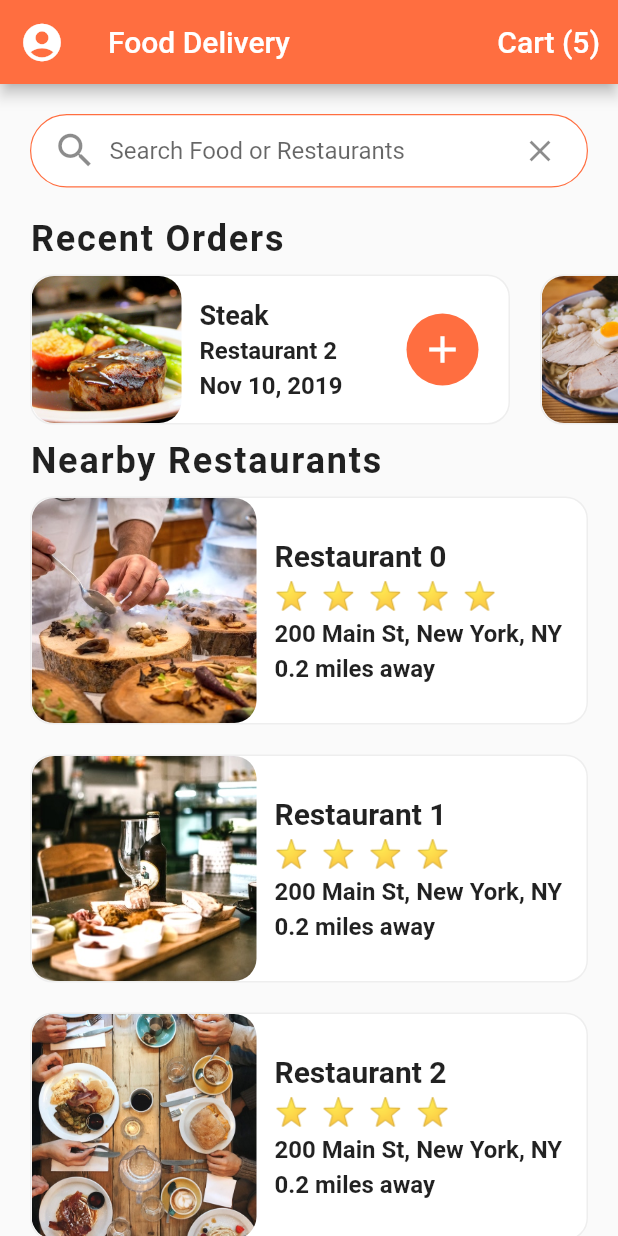
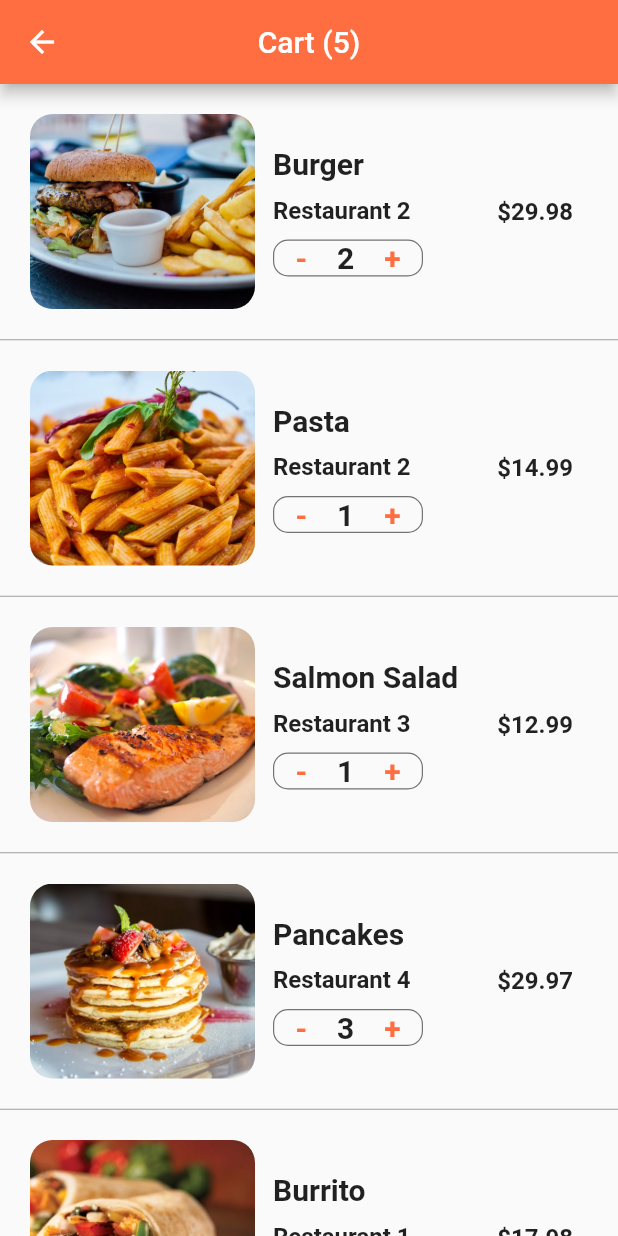
Before and after one commit to tientuyen07/flutter_food_delivery_ui, a Flutter app: the screen it shows after launch, after a tap on an icon or button, on a phone screen of 412 x 824 dp. Run offline on Flutter 3.47's test engine with Material 2 defaults, Android fonts, the phone set to English and light mode, and no system bars.

Commit message:
[Add - Cart] [Cart  Screen Items, Quantity Selector]]

```diff
--- /dev/null
+++ b/lib/screens/cart_screen.dart
@@ -0,0 +1,152 @@
+import 'package:flutter/material.dart';
+import 'package:flutter_food_delivery_ui/data/data.dart';
+import 'package:flutter_food_delivery_ui/models/order.dart';
+
+class CartScreen extends StatefulWidget {
+  const CartScreen({Key key}) : super(key: key);
+
+  @override
+  State<CartScreen> createState() => _CartScreenState();
+}
+
+class _CartScreenState extends State<CartScreen> {
+  _buildCartItem(Order itemOrder) {
+    return Container(
+      padding: EdgeInsets.all(20.0),
+      height: 170.0,
+      child: Row(
+        mainAxisAlignment: MainAxisAlignment.spaceBetween,
+        children: [
+          Expanded(
+            child: Row(
+              children: [
+                Container(
+                  width: 150.0,
+                  decoration: BoxDecoration(
+                    image: DecorationImage(
+                      image: AssetImage(itemOrder.food.imageUrl),
+                      fit: BoxFit.cover,
+                    ),
+                    borderRadius: BorderRadius.circular(15.0),
+                  ),
+                ),
+                Expanded(
+                  child: Container(
+                    margin: EdgeInsets.all(12.0),
+                    child: Column(
+                      mainAxisAlignment: MainAxisAlignment.center,
+                      crossAxisAlignment: CrossAxisAlignment.start,
+                      children: [
+                        Text(
+                          itemOrder.food.name,
+                          style: TextStyle(
+                            fontSize: 20.0,
+                            fontWeight: FontWeight.bold,
+                          ),
+                          overflow: TextOverflow.ellipsis,
+                        ),
+                        SizedBox(height: 10.0),
+                        Text(
+                          itemOrder.restaurant.name,
+                          style: TextStyle(
+                            fontSize: 16.0,
+                            fontWeight: FontWeight.w600,
+                          ),
+                          overflow: TextOverflow.ellipsis,
+                        ),
+                        SizedBox(height: 10.0),
+                        Container(
+                          width: 100.0,
+                          decoration: BoxDecoration(
+                            borderRadius: BorderRadius.circular(10.0),
+                            border: Border.all(
+                              width: 0.8,
+                              color: Colors.black54,
+                            ),
+                          ),
+                          child: Row(
+                            mainAxisAlignment: MainAxisAlignment.center,
+                            children: [
+                              GestureDetector(
+                                onTap: () {},
+                                child: Text(
+                                  '-',
+                                  style: TextStyle(
+                                    color: Theme.of(context).primaryColor,
+                                    fontSize: 20.0,
+                                    fontWeight: FontWeight.w600,
+                                  ),
+                                ),
+                              ),
+                              SizedBox(width: 20.0),
+                              Text(
+                                '${itemOrder.quantity}',
+                                style: TextStyle(
+                                  fontSize: 20.0,
+                                  fontWeight: FontWeight.w600,
+                                ),
+                              ),
+                              SizedBox(width: 20.0),
+                              GestureDetector(
+                                onTap: () {},
+                                child: Text(
+                                  '+',
+                                  style: TextStyle(
+                                    color: Theme.of(context).primaryColor,
+                                    fontSize: 20.0,
+                                    fontWeight: FontWeight.w600,
+                                  ),
+                                ),
+                              ),
+                            ],
+                          ),
+                        ),
+                      ],
+                    ),
+                  ),
+                ),
+              ],
+            ),
+          ),
+          Container(
+            margin: EdgeInsets.all(10.0),
+            child: Text(
+              '\$${itemOrder.quantity * itemOrder.food.price}',
+              style: TextStyle(
+                fontSize: 16.0,
+                fontWeight: FontWeight.w600,
+              ),
+            ),
+          ),
+        ],
+      ),
+    );
+  }
+
+  @override
+  Widget build(BuildContext context) {
+    return Scaffold(
+      appBar: AppBar(
+        centerTitle: true,
+        title: Text(
+          'Cart (${currentUser.cart.length})',
+        ),
+      ),
+      body: ListView.separated(
+        physics: BouncingScrollPhysics(),
+        scrollDirection: Axis.vertical,
+        itemCount: currentUser.cart.length,
+        itemBuilder: (BuildContext context, int index) {
+          Order itemOrder = currentUser.cart[index];
+          return _buildCartItem(itemOrder);
+        },
+        separatorBuilder: (BuildContext context, int index) {
+          return Divider(
+            height: 1.0,
+            color: Colors.grey,
+          );
+        },
+      ),
+    );
+  }
+}
--- a/lib/screens/home_screen.dart
+++ b/lib/screens/home_screen.dart
@@ -1,5 +1,6 @@
 import 'package:flutter/material.dart';
 import 'package:flutter_food_delivery_ui/data/data.dart';
+import 'package:flutter_food_delivery_ui/screens/cart_screen.dart';
 import 'package:flutter_food_delivery_ui/screens/restaurant_screen.dart';
 import 'package:flutter_food_delivery_ui/widgets/rating_stars.dart';
 import 'package:flutter_food_delivery_ui/widgets/recent_orders.dart';
@@ -101,6 +102,7 @@ class _HomeScreenState extends State<HomeScreen> {
           iconSize: 30.0,
           onPressed: () {},
         ),
+        centerTitle: true,
         title: Text('Food Delivery'),
         actions: <Widget>[
           TextButton(
@@ -120,7 +122,12 @@ class _HomeScreenState extends State<HomeScreen> {
                 style: TextStyle(color: Colors.white, fontSize: 20.0),
               ),
             ),
-            onPressed: () {},
+            onPressed: () => Navigator.push(
+              context,
+              MaterialPageRoute(
+                builder: (_) => CartScreen(),
+              ),
+            ),
           )
         ],
       ),
```
